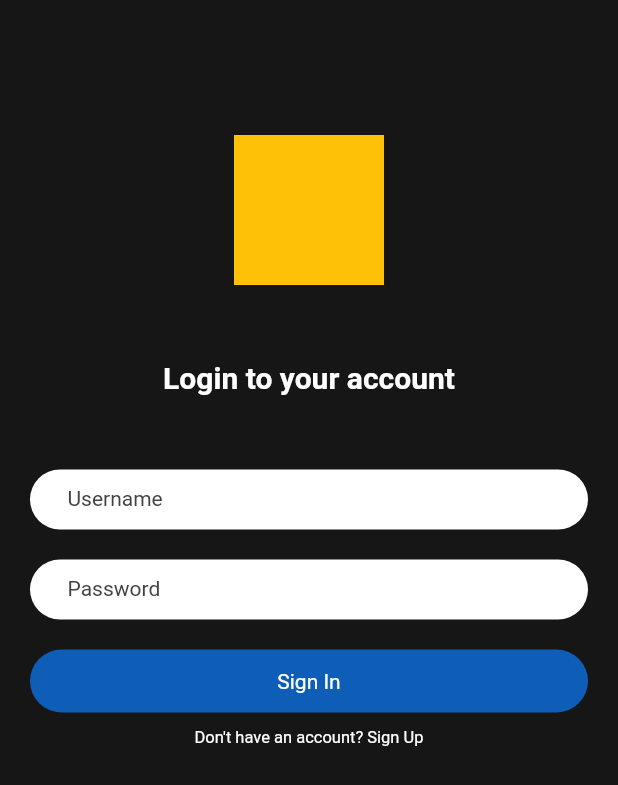
After one commit to sandinikaveesha/EasyCar_Mobile, a Flutter app: the screen it shows after launch, after a tap on "Already have an account? Login", on a phone screen of 412 x 824 dp. The commit adds this screen. Shown: the top 785 px of the screen. Run offline on Flutter 3.47's test engine with Material 2 defaults, Android fonts, the phone set to English and light mode, and no system bars; our stand-ins replace carousel_slider, google_nav_bar; network calls fail.

```diff
--- a/lib/Constants/constant.dart
+++ b/lib/Constants/constant.dart
@@ -12,6 +12,10 @@ TextStyle normalText = TextStyle(
     fontSize: 14, fontWeight: FontWeight.normal, color: Colors.grey.shade800);
 const TextStyle normalTextLight =
     TextStyle(fontSize: 14, fontWeight: FontWeight.normal, color: Colors.white);
+TextStyle normalTextBold = TextStyle(
+    fontSize: 14, fontWeight: FontWeight.w600, color: Colors.grey.shade800);
+const TextStyle normalTextBoldLight =
+    TextStyle(fontSize: 14, fontWeight: FontWeight.w600, color: Colors.white);
 TextStyle formTitle = TextStyle(
     fontSize: 15, fontWeight: FontWeight.w400, color: Colors.grey.shade800);
 const TextStyle formTitleLight =
--- /dev/null
+++ b/lib/onboarding/login_screen.dart
@@ -0,0 +1,94 @@
+import 'package:flutter/material.dart';
+import 'package:rental_car_app/home_screen.dart';
+import 'package:rental_car_app/onboarding/register_screen.dart';
+
+import '../Components/button.dart';
+import '../Components/custom_textbox.dart';
+import '../Constants/constant.dart';
+
+class LoginScreen extends StatefulWidget {
+  const LoginScreen({Key? key}) : super(key: key);
+
+  @override
+  State<LoginScreen> createState() => _LoginScreenState();
+}
+
+class _LoginScreenState extends State<LoginScreen> {
+  final _email = TextEditingController();
+  final _password = TextEditingController();
+  @override
+  Widget build(BuildContext context) {
+    return Scaffold(
+      body: Container(
+        color: const Color.fromARGB(255, 22, 22, 22),
+        padding: const EdgeInsets.only(
+          left: 20,
+          right: 20,
+          top: 30,
+        ),
+        child: Column(
+          mainAxisAlignment: MainAxisAlignment.start,
+          children: [
+            const SizedBox(
+              height: 60,
+            ),
+            Align(
+              alignment: Alignment.center,
+              child: Container(
+                width: 100,
+                height: 100,
+                color: Colors.amber,
+              ),
+            ),
+            const SizedBox(
+              height: 20,
+            ),
+            Expanded(
+              child: SingleChildScrollView(
+                child: Column(
+                  children: [
+                    const SizedBox(
+                      height: 30,
+                    ),
+                    const Text(
+                      "Login to your account",
+                      style: mainHeadingLight,
+                    ),
+                    const SizedBox(
+                      height: 50,
+                    ),
+                    CustomTextbox(hintText: "Username", controller: _email),
+                    const SizedBox(
+                      height: 20,
+                    ),
+                    CustomTextbox(hintText: "Password", controller: _password),
+                    const SizedBox(
+                      height: 20,
+                    ),
+                    Button(
+                      buttonText: "Sign In",
+                      action: (){Navigator.push(context, MaterialPageRoute(builder: (context)=> const HomeScreen()),);},
+                    ),
+                    const SizedBox(
+                      height: 10,
+                    ),
+                    GestureDetector(
+                      onTap: (() {
+                        Navigator.push(context, MaterialPageRoute(builder: (context)=> const RegisterScreen()),);
+                      }),
+                      child: const Text(
+                        "Don't have an account? Sign Up",
+                        style:
+                            TextStyle(fontSize: 11, fontWeight: FontWeight.w400, color: Colors.white),
+                      ),
+                    ),
+                  ],
+                ),
+              ),
+            ),
+          ],
+        ),
+      ),
+    );
+  }
+}
--- a/lib/onboarding/register_screen.dart
+++ b/lib/onboarding/register_screen.dart
@@ -2,6 +2,8 @@ import 'package:flutter/material.dart';
 import 'package:rental_car_app/Components/button.dart';
 import 'package:rental_car_app/Components/custom_textbox.dart';
 import 'package:rental_car_app/Constants/constant.dart';
+import 'package:rental_car_app/home_screen.dart';
+import 'package:rental_car_app/onboarding/login_screen.dart';
 
 class RegisterScreen extends StatefulWidget {
   const RegisterScreen({Key? key}) : super(key: key);
@@ -22,7 +24,11 @@ class _RegisterScreenState extends State<RegisterScreen> {
     return Scaffold(
       body: Container(
         color: const Color.fromARGB(255, 22, 22, 22),
-        padding: const EdgeInsets.only(left: 20,right: 20, top: 30,),
+        padding: const EdgeInsets.only(
+          left: 20,
+          right: 20,
+          top: 30,
+        ),
         child: Column(
           mainAxisAlignment: MainAxisAlignment.start,
           children: [
@@ -37,7 +43,9 @@ class _RegisterScreenState extends State<RegisterScreen> {
                 color: Colors.amber,
               ),
             ),
-            SizedBox(height: 20,),
+            const SizedBox(
+              height: 20,
+            ),
             Expanded(
               child: SingleChildScrollView(
                 child: Column(
@@ -74,9 +82,34 @@ class _RegisterScreenState extends State<RegisterScreen> {
                     const SizedBox(
                       height: 20,
                     ),
-                    const Button(
+                    Button(
                       buttonText: "Sign Up",
-                    )
+                      action: () {
+                        Navigator.push(
+                          context,
+                          MaterialPageRoute(
+                              builder: (context) => const HomeScreen()),
+                        );
+                      },
+                    ),
+                    const SizedBox(
+                      height: 10,
+                    ),
+                    GestureDetector(
+                        onTap: (() {
+                          Navigator.push(
+                              context,
+                              MaterialPageRoute(
+                                  builder: (context) =>
+                                      const LoginScreen()));
+                        }),
+                        child: const Text(
+                          "Already have an account? Login",
+                          style: TextStyle(
+                              fontSize: 11,
+                              fontWeight: FontWeight.w400,
+                              color: Colors.white),
+                        ))
                   ],
                 ),
               ),
--- a/pubspec.yaml
+++ b/pubspec.yaml
@@ -34,6 +34,8 @@ dependencies:
   # The following adds the Cupertino Icons font to your application.
   # Use with the CupertinoIcons class for iOS style icons.
   cupertino_icons: ^1.0.2
+  carousel_slider: ^4.2.1
+  google_nav_bar: ^5.0.6
 
 dev_dependencies:
   flutter_test:
```
Also changed, not shown: lib/Components/custom_bottom_navigation_bar.dart (added, +67 -0 lines), lib/Components/vehicle_details_card.dart (added, +109 -0 lines), lib/home_screen.dart (added, +126 -0 lines), pubspec.lock.
